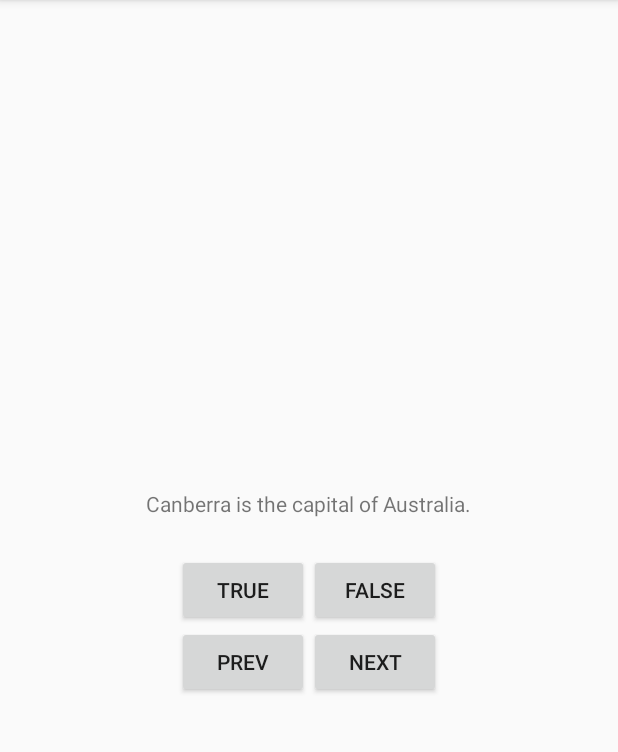
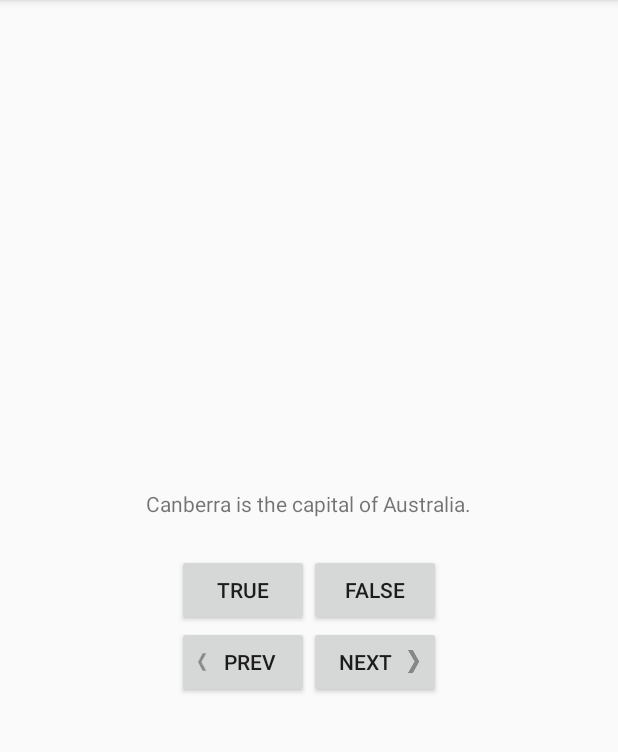
Before and after one commit to Marshall8991/GQuiz, an Android app: the screen it shows after launch (MainActivity), on a phone screen of 412 x 824 dp, the part 84-836 px from its top. Run offline under Robolectric (Android 15) with nearby library versions, the phone set to English and light mode, and no system bars.

Commit message:
Initial commit

```diff
--- a/app/src/main/res/layout/activity_main.xml
+++ b/app/src/main/res/layout/activity_main.xml
@@ -40,13 +40,16 @@
             android:id="@+id/prev_button"
             android:layout_width="wrap_content"
             android:layout_height="wrap_content"
+            android:drawableLeft="@drawable/arrow_left"
             android:text="@string/prev_button" />
 
         <Button
-        android:id="@+id/next_button"
-        android:layout_width="wrap_content"
-        android:layout_height="wrap_content"
-        android:text="@string/next_button" />
+            android:id="@+id/next_button"
+            android:layout_width="wrap_content"
+            android:layout_height="wrap_content"
+            android:drawableRight="@drawable/arrow_right"
+            android:text="@string/next_button" />
+
     </LinearLayout>
 
 </LinearLayout>
```
Also changed, not shown: app/src/main/res/drawable-hdpi/arrow_left.png (added), app/src/main/res/drawable-mdpi/arrow_left.png (added), app/src/main/res/drawable-xhdpi/arrow_left.png (added), app/src/main/res/drawable-xxhdpi/arrow_left.png (added), 1 other file.
